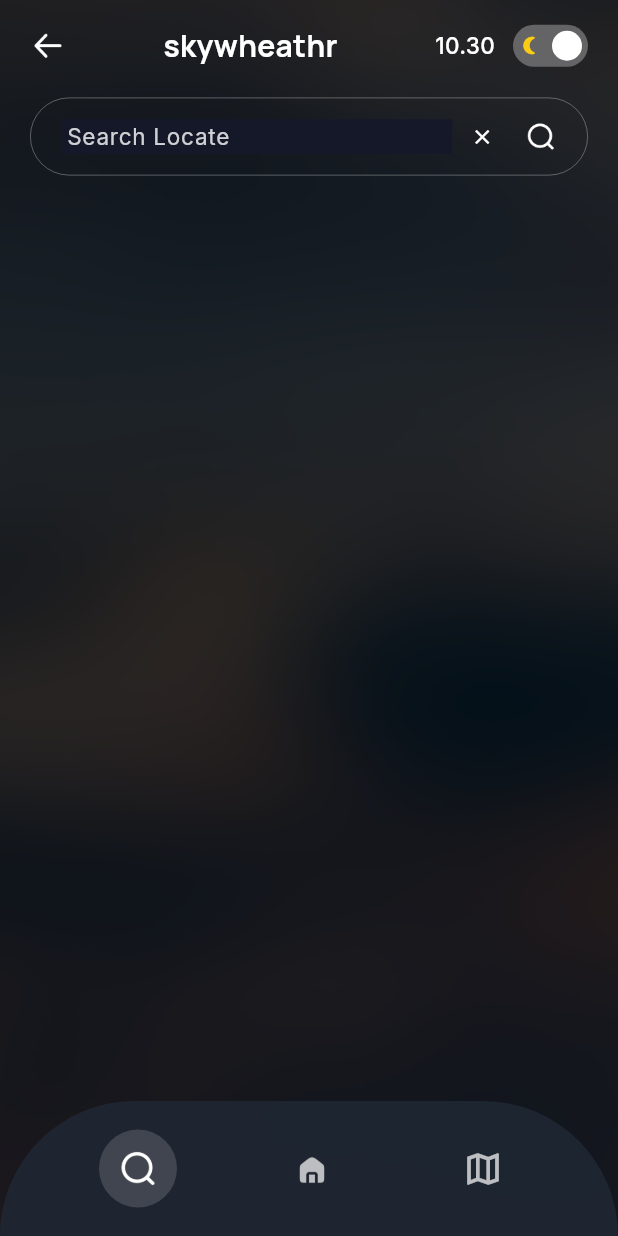
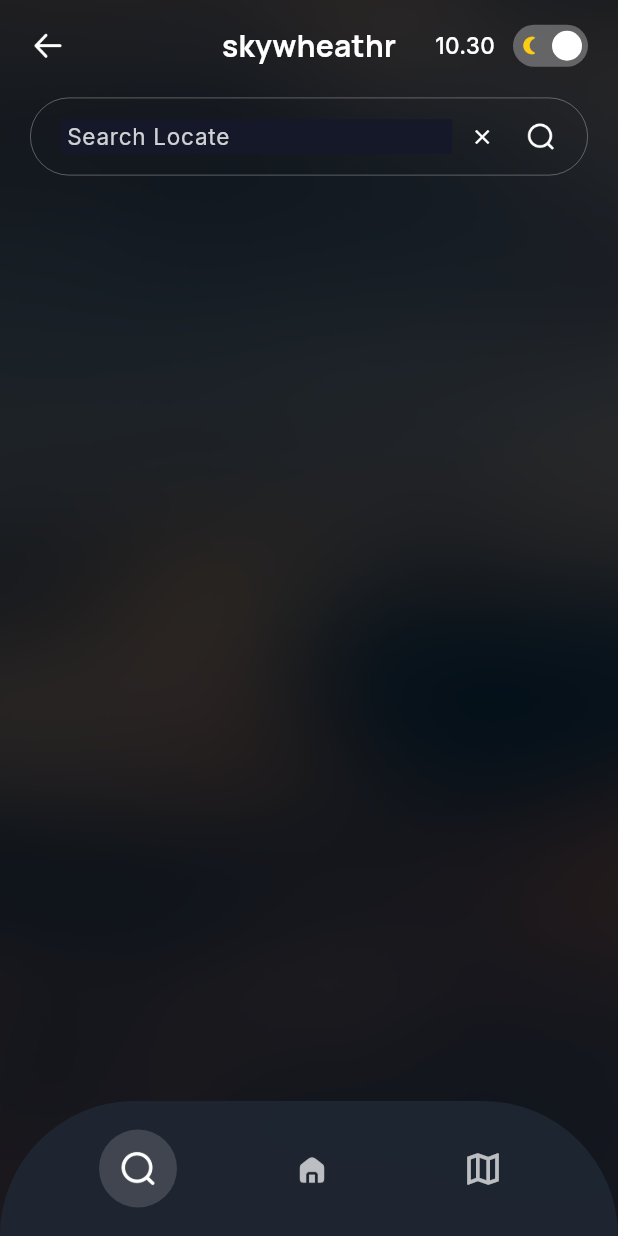
Before and after one commit to 089689446443/skywheatr, a Flutter app: the SearchScreen screen opened directly, on a phone screen of 412 x 824 dp. Run offline on Flutter 3.47's test engine with Material 3 defaults, Android fonts, the phone set to English and light mode, and no system bars; our stand-ins replace geolocator, google_fonts, shared_preferences; accounts and stored records are empty; network calls fail.

Commit message:
UI fixes: exactly center title across appbars, make dashboard appbar not float

```diff
--- a/mobile/lib/screens/search_screen.dart
+++ b/mobile/lib/screens/search_screen.dart
@@ -144,19 +144,25 @@ class _SearchScreenState extends State<SearchScreen> {
             // ── Top bar ────────────────────────────────────────
             Padding(
               padding: const EdgeInsets.fromLTRB(20, 16, 20, 20),
-              child: Row(children: [
-                GestureDetector(
+              child: Stack(
+                alignment: Alignment.center,
+                children: [
+                  Align(
+                    alignment: Alignment.centerLeft,
+                    child: GestureDetector(
                       onTap: () => Navigator.pop(context),
                       child: Image.asset('assets/ic_back.png', width: 24, height: 24, color: textColor),
                     ),
-                Expanded(
-                  child: Center(
+                  ),
+                  Center(
                     child: Text('skywheathr', style: GoogleFonts.manrope(
                       fontSize: 20, fontWeight: FontWeight.w700, color: textColor,
                     )),
                   ),
-                ),
-                Row(
+                  Align(
+                    alignment: Alignment.centerRight,
+                    child: Row(
+                      mainAxisSize: MainAxisSize.min,
                       children: [
                         StreamBuilder(
                           stream: Stream.periodic(const Duration(seconds: 1)),
@@ -206,7 +212,9 @@ class _SearchScreenState extends State<SearchScreen> {
                         ),
                       ],
                     ),
-              ]),
+                  ),
+                ],
+              ),
             ),
 
             // ── Search field ───────────────────────────────────
```
Also changed, not shown: mobile/lib/screens/home_screen.dart (+22 -22 lines), mobile/lib/screens/locations_screen.dart (+15 -7 lines). Lines whose indentation alone changed are shown as unchanged.
